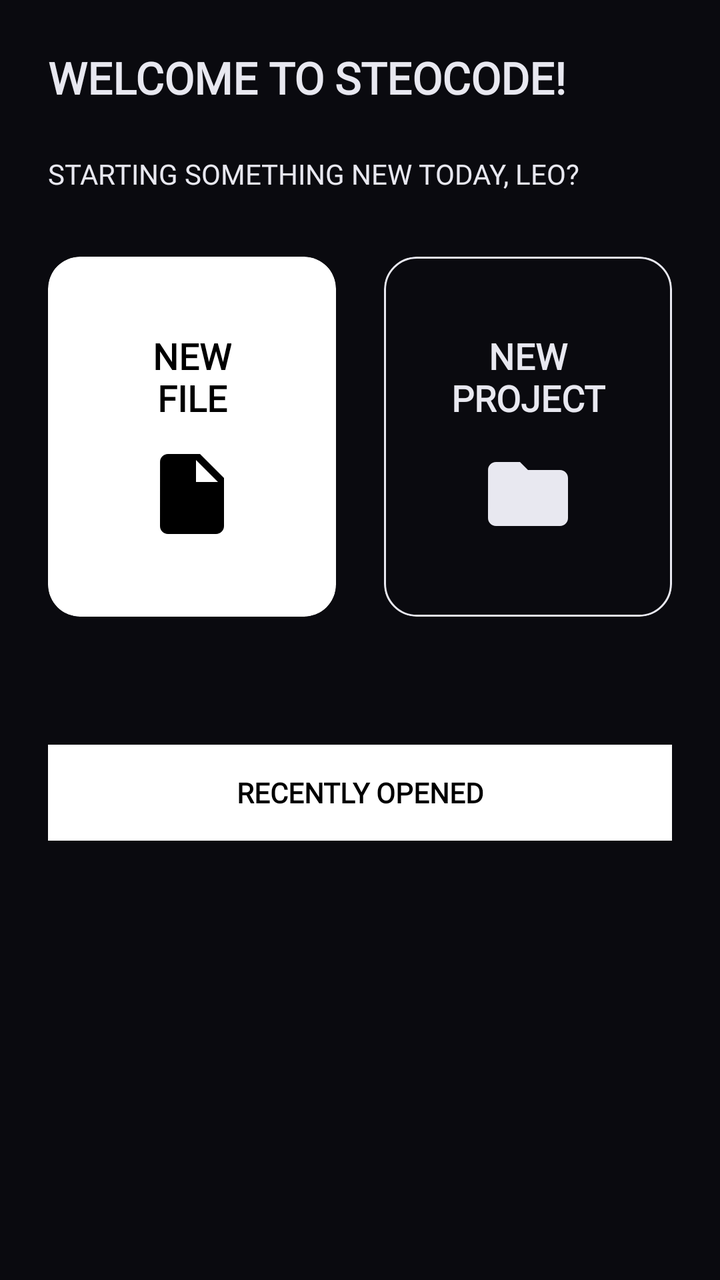
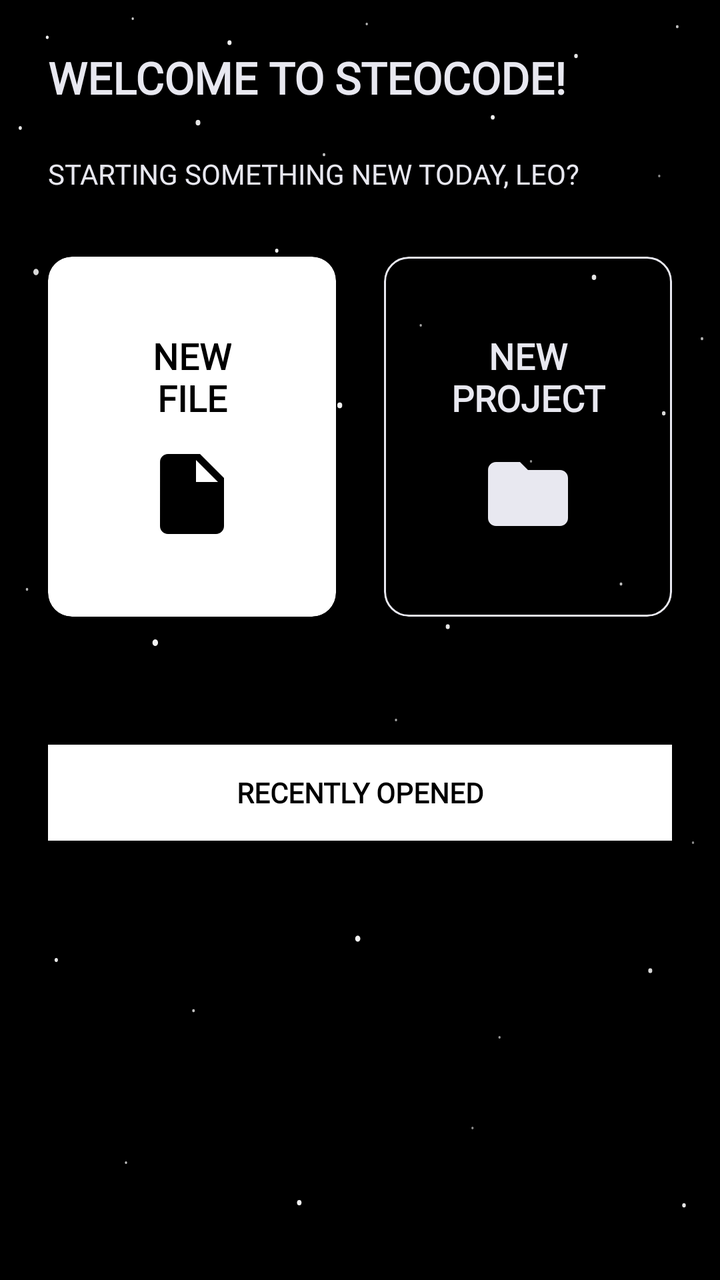

Two renders of the same Android screen: before a commit and after it. Below are the layout's source before the change and the commit's diff.
<!-- AndroidManifest.xml: application theme Theme.Steotexteditor -->
<!-- res/layout/fragment_home.xml -->
<?xml version="1.0" encoding="utf-8"?>
<LinearLayout xmlns:android="http://schemas.android.com/apk/res/android"
    xmlns:app="http://schemas.android.com/apk/res-auto"
    android:layout_width="match_parent"
    android:layout_height="match_parent"
    android:background="@color/deep_space_black"
    android:orientation="vertical"
    android:padding="24dp">

    <TextView
        android:layout_width="wrap_content"
        android:layout_height="wrap_content"
        android:fontFamily="@font/silkscreen"
        android:text="WELCOME TO STEOCODE!"
        android:textColor="@color/text_off_white"
        android:textSize="22sp"
        android:textStyle="bold" />

    <TextView
        android:id="@+id/tvGreeting"
        android:layout_width="wrap_content"
        android:layout_height="wrap_content"
        android:layout_marginTop="24dp"
        android:fontFamily="@font/silkscreen"
        android:text="STARTING SOMETHING NEW TODAY, LEO?"
        android:textColor="@color/text_off_white"
        android:textSize="14sp" />

    <LinearLayout
        android:layout_width="match_parent"
        android:layout_height="wrap_content"
        android:layout_marginTop="32dp"
        android:orientation="horizontal">

        
        <androidx.cardview.widget.CardView
            android:id="@+id/cardNewFile"
            android:layout_width="0dp"
            android:layout_height="180dp"
            android:layout_marginEnd="12dp"
            android:layout_weight="1"
            app:cardBackgroundColor="@color/editor_white"
            app:cardCornerRadius="16dp"
            app:cardElevation="0dp">

            <LinearLayout
                android:layout_width="match_parent"
                android:layout_height="match_parent"
                android:gravity="center"
                android:orientation="vertical">

                <TextView
                    android:layout_width="wrap_content"
                    android:layout_height="wrap_content"
                    android:fontFamily="@font/silkscreen"
                    android:gravity="center"
                    android:text="NEW\nFILE"
                    android:textColor="@color/button_save_black"
                    android:textSize="18sp"
                    android:textStyle="bold" />

                <ImageView
                    android:layout_width="48dp"
                    android:layout_height="48dp"
                    android:layout_marginTop="12dp"
                    android:src="@drawable/ic_baseline_insert_drive_file_24"
                    app:tint="@color/button_save_black" />

            </LinearLayout>
        </androidx.cardview.widget.CardView>

        
        <androidx.cardview.widget.CardView
            android:id="@+id/cardNewProject"
            android:layout_width="0dp"
            android:layout_height="180dp"
            android:layout_marginStart="12dp"
            android:layout_weight="1"
            app:cardBackgroundColor="@android:color/transparent"
            app:cardCornerRadius="16dp"
            app:cardElevation="0dp">

            
            <FrameLayout
                android:layout_width="match_parent"
                android:layout_height="match_parent"
                android:background="@drawable/card_outline_background">

                <LinearLayout
                    android:layout_width="match_parent"
                    android:layout_height="match_parent"
                    android:gravity="center"
                    android:orientation="vertical">

                    <TextView
                        android:layout_width="wrap_content"
                        android:layout_height="wrap_content"
                        android:fontFamily="@font/silkscreen"
                        android:gravity="center"
                        android:text="NEW\nPROJECT"
                        android:textColor="@color/text_off_white"
                        android:textSize="18sp"
                        android:textStyle="bold" />

                    <ImageView
                        android:layout_width="48dp"
                        android:layout_height="48dp"
                        android:layout_marginTop="12dp"
                        android:src="@drawable/ic_baseline_folder_24"
                        app:tint="@color/text_off_white" />

                </LinearLayout>
            </FrameLayout>
        </androidx.cardview.widget.CardView>

    </LinearLayout>

    <TextView
        android:layout_width="match_parent"
        android:layout_height="48dp"
        android:layout_marginTop="64dp"
        android:background="@color/editor_white"
        android:fontFamily="@font/silkscreen"
        android:gravity="center"
        android:text="RECENTLY OPENED"
        android:textColor="@color/button_save_black"
        android:textSize="14sp"
        android:textStyle="bold" />

    <androidx.recyclerview.widget.RecyclerView
        android:id="@+id/rvRecentFiles"
        android:layout_width="match_parent"
        android:layout_height="0dp"
        android:layout_weight="1"
        android:layout_marginTop="8dp" />

</LinearLayout>
<!-- resources referenced by this layout -->
<resources>
  <color name="button_save_black">#000000</color>
  <color name="deep_space_black">#0A0A0F</color>
  <color name="editor_white">#FFFFFF</color>
  <color name="text_off_white">#E8E8F0</color>
  <!-- drawable card_outline_background (drawable) -->
  <?xml version="1.0" encoding="utf-8"?>
  <shape xmlns:android="http://schemas.android.com/apk/res/android">
      <solid android:color="@android:color/transparent" />
      <stroke android:width="1dp" android:color="@color/text_off_white" />
      <corners android:radius="16dp" />
  </shape>
  <!-- drawable ic_baseline_folder_24 (drawable) -->
  <vector xmlns:android="http://schemas.android.com/apk/res/android"
      android:width="24dp"
      android:height="24dp"
      android:viewportWidth="24"
      android:viewportHeight="24">
    <path
        android:fillColor="#FF000000"
        android:pathData="M10,4L4,4c-1.1,0 -1.99,0.9 -1.99,2L2,18c0,1.1 0.9,2 2,2h16c1.1,0 2,-0.9 2,-2L22,8c0,-1.1 -0.9,-2 -2,-2h-8l-2,-2z"/>
  </vector>
  <!-- drawable ic_baseline_insert_drive_file_24 (drawable) -->
  <vector xmlns:android="http://schemas.android.com/apk/res/android"
      android:width="24dp"
      android:height="24dp"
      android:viewportWidth="24"
      android:viewportHeight="24">
    <path
        android:fillColor="#FF000000"
        android:pathData="M6,2c-1.1,0 -1.99,0.9 -1.99,2L4,20c0,1.1 0.89,2 1.99,2L18,22c1.1,0 2,-0.9 2,-2L20,8l-6,-6L6,2zM13,9L13,3.5L18.5,9L13,9z"/>
  </vector>
  <style name="Theme.Steotexteditor" parent="Base.Theme.Steotexteditor" />
  <style name="Base.Theme.Steotexteditor" parent="Theme.Material3.DayNight.NoActionBar">
          <item name="android:windowBackground">@color/deep_space_black</item>
          <item name="colorPrimary">@color/primary_accent_purple</item>
          <item name="colorOnSurface">@color/text_off_white</item>
          <item name="android:textColor">@color/text_off_white</item>
          <item name="android:textColorPrimary">@color/text_off_white</item>
          <item name="android:textColorSecondary">@color/icon_tint_soft_white</item>
          <item name="android:statusBarColor">@color/deep_space_black</item>
          <item name="android:navigationBarColor">@color/deep_space_black</item>
          <item name="toolbarStyle">@style/Widget.Steotexteditor.Toolbar</item>
          <item name="actionOverflowButtonStyle">@style/Widget.Steotexteditor.Overflow</item>
          <item name="actionOverflowMenuStyle">@style/DarkPopupMenu</item>
          <item name="android:popupMenuStyle">@style/DarkPopupMenu</item>
      </style>
  <color name="primary_accent_purple">#7B2FBE</color>
  <color name="icon_tint_soft_white">#DCDCF0</color>
  <style name="Widget.Steotexteditor.Toolbar" parent="Widget.Material3.Toolbar">
          <item name="android:background">@color/deep_space_black</item>
          <item name="titleTextColor">@color/text_off_white</item>
          <item name="android:theme">@style/ThemeOverlay.Steotexteditor.Toolbar</item>
          <item name="popupTheme">@style/DarkPopupMenu</item>
      </style>
  <style name="Widget.Steotexteditor.Overflow" parent="Widget.AppCompat.ActionButton.Overflow">
          <item name="android:tint">@color/icon_tint_soft_white</item>
      </style>
  <style name="DarkPopupMenu" parent="Widget.AppCompat.PopupMenu">
          <item name="android:popupBackground">#1A1A2E</item>
          <item name="android:textColor">#E8E8F0</item>
      </style>
  <style name="ThemeOverlay.Steotexteditor.Toolbar" parent="ThemeOverlay.Material3.Dark">
          <item name="android:tint">@color/icon_tint_soft_white</item>
          <item name="android:textColorSecondary">@color/icon_tint_soft_white</item>
          <item name="android:textColorPrimary">@color/text_off_white</item>
          <item name="colorControlNormal">@color/icon_tint_soft_white</item>
          <item name="colorControlActivated">@color/primary_accent_purple</item>
      </style>
</resources>

<!-- the commit's change to res/layout/fragment_home.xml (unified diff, before → after) -->
@@ -3,7 +3,7 @@
     xmlns:app="http://schemas.android.com/apk/res-auto"
     android:layout_width="match_parent"
     android:layout_height="match_parent"
-    android:background="@color/deep_space_black"
+    android:background="@drawable/starfield_background"
     android:orientation="vertical"
     android:padding="24dp">
 
@@ -40,7 +40,7 @@
             android:layout_marginEnd="12dp"
             android:layout_weight="1"
             app:cardBackgroundColor="@color/editor_white"
-            app:cardCornerRadius="16dp"
+            app:cardCornerRadius="12dp"
             app:cardElevation="0dp">
 
             <LinearLayout
@@ -77,7 +77,7 @@
             android:layout_marginStart="12dp"
             android:layout_weight="1"
             app:cardBackgroundColor="@android:color/transparent"
-            app:cardCornerRadius="16dp"
+            app:cardCornerRadius="12dp"
             app:cardElevation="0dp">
 
             
<!-- resource entries referenced after the edit -->
@@ -9,7 +9,7 @@
   <shape xmlns:android="http://schemas.android.com/apk/res/android">
       <solid android:color="@android:color/transparent" />
       <stroke android:width="1dp" android:color="@color/text_off_white" />
-      <corners android:radius="16dp" />
+      <corners android:radius="12dp" />
   </shape>
   <!-- drawable ic_baseline_folder_24 (drawable) -->
   <vector xmlns:android="http://schemas.android.com/apk/res/android"
@@ -31,6 +31,7 @@
         android:fillColor="#FF000000"
         android:pathData="M6,2c-1.1,0 -1.99,0.9 -1.99,2L4,20c0,1.1 0.89,2 1.99,2L18,22c1.1,0 2,-0.9 2,-2L20,8l-6,-6L6,2zM13,9L13,3.5L18.5,9L13,9z"/>
   </vector>
+  <!-- drawable starfield_background: vector/xml drawable (drawable, 6022 chars, omitted) -->
   <style name="Theme.Steotexteditor" parent="Base.Theme.Steotexteditor" />
   <style name="Base.Theme.Steotexteditor" parent="Theme.Material3.DayNight.NoActionBar">
           <item name="android:windowBackground">@color/deep_space_black</item>
